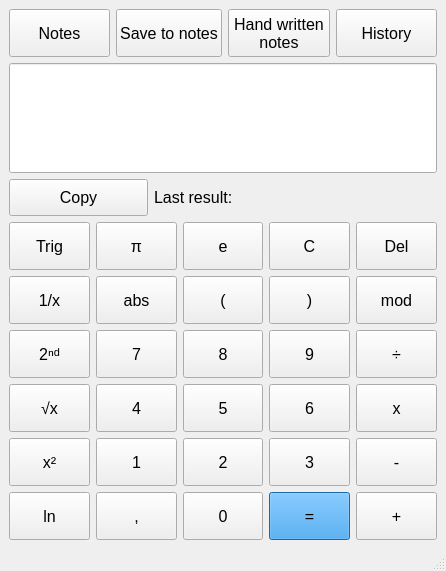
Before: the Qt Designer form calculator.ui in danielczinege/Calculator_with_notes, drawn with Qt 5.
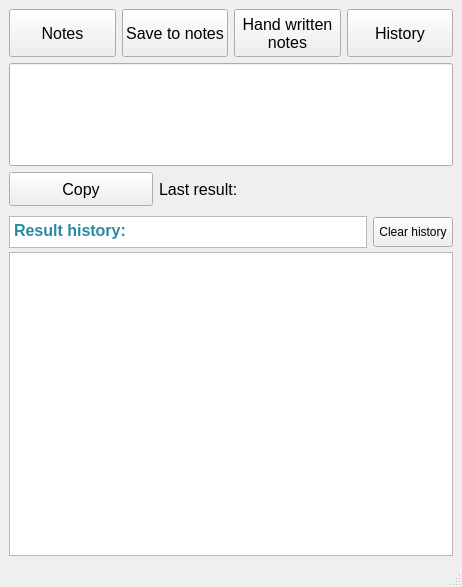
After: the same form once the commit is applied. The open tabs and pages were chosen to show the change.

Commit message: Started working on calculation history.

Diff of the .ui file:
```diff
--- a/calculator.ui
+++ b/calculator.ui
@@ -6,8 +6,8 @@
    <rect>
     <x>0</x>
     <y>0</y>
-    <width>446</width>
-    <height>571</height>
+    <width>462</width>
+    <height>587</height>
    </rect>
   </property>
   <property name="sizePolicy">
@@ -22,7 +22,7 @@
   <widget class="QWidget" name="centralwidget">
    <layout class="QGridLayout" name="gridLayout_2">
     <item row="0" column="0">
-     <layout class="QVBoxLayout" name="verticalLayout" stretch="1,3,1,6">
+     <layout class="QVBoxLayout" name="verticalLayout" stretch="1,3,1,10">
       <item>
        <layout class="QHBoxLayout" name="horizontalLayout_2" stretch="1,1,1,1">
         <item>
@@ -217,7 +217,24 @@
        </layout>
       </item>
       <item>
+       <widget class="QStackedWidget" name="history_panel">
+        <property name="currentIndex">
+         <number>0</number>
+        </property>
+        <widget class="QWidget" name="Page1">
        <layout class="QGridLayout" name="gridLayout">
+          <property name="leftMargin">
+           <number>0</number>
+          </property>
+          <property name="topMargin">
+           <number>0</number>
+          </property>
+          <property name="rightMargin">
+           <number>0</number>
+          </property>
+          <property name="bottomMargin">
+           <number>0</number>
+          </property>
         <item row="4" column="1">
          <widget class="QPushButton" name="four_button">
           <property name="sizePolicy">
@@ -938,6 +955,117 @@
          </widget>
         </item>
        </layout>
+        </widget>
+        <widget class="QWidget" name="history_page">
+         <layout class="QVBoxLayout" name="verticalLayout_2">
+          <property name="spacing">
+           <number>0</number>
+          </property>
+          <property name="leftMargin">
+           <number>0</number>
+          </property>
+          <property name="topMargin">
+           <number>0</number>
+          </property>
+          <property name="rightMargin">
+           <number>0</number>
+          </property>
+          <property name="bottomMargin">
+           <number>0</number>
+          </property>
+          <item>
+           <layout class="QGridLayout" name="gridLayout_9" rowstretch="0,20,0">
+            <property name="leftMargin">
+             <number>0</number>
+            </property>
+            <property name="spacing">
+             <number>0</number>
+            </property>
+            <item row="2" column="0">
+             <widget class="QTextBrowser" name="textBrowser">
+              <property name="html">
+               <string>&lt;!DOCTYPE HTML PUBLIC &quot;-//W3C//DTD HTML 4.0//EN&quot; &quot;http://www.w3.org/TR/REC-html40/strict.dtd&quot;&gt;
+&lt;html&gt;&lt;head&gt;&lt;meta name=&quot;qrichtext&quot; content=&quot;1&quot; /&gt;&lt;meta charset=&quot;utf-8&quot; /&gt;&lt;style type=&quot;text/css&quot;&gt;
+p, li { white-space: pre-wrap; }
+hr { height: 1px; border-width: 0; }
+li.unchecked::marker { content: &quot;\2610&quot;; }
+li.checked::marker { content: &quot;\2612&quot;; }
+&lt;/style&gt;&lt;/head&gt;&lt;body style=&quot; font-family:'Segoe UI'; font-size:9pt; font-weight:400; font-style:normal;&quot;&gt;
+&lt;p style=&quot;-qt-paragraph-type:empty; margin-top:0px; margin-bottom:0px; margin-left:0px; margin-right:0px; -qt-block-indent:0; text-indent:0px;&quot;&gt;&lt;br /&gt;&lt;/p&gt;&lt;/body&gt;&lt;/html&gt;</string>
+              </property>
+             </widget>
+            </item>
+            <item row="1" column="0">
+             <widget class="QWidget" name="horizontalWidget" native="true">
+              <property name="sizePolicy">
+               <sizepolicy hsizetype="Minimum" vsizetype="Minimum">
+                <horstretch>0</horstretch>
+                <verstretch>0</verstretch>
+               </sizepolicy>
+              </property>
+              <property name="maximumSize">
+               <size>
+                <width>16777215</width>
+                <height>40</height>
+               </size>
+              </property>
+              <layout class="QHBoxLayout" name="horizontalLayout_8">
+               <property name="spacing">
+                <number>6</number>
+               </property>
+               <property name="leftMargin">
+                <number>0</number>
+               </property>
+               <property name="topMargin">
+                <number>0</number>
+               </property>
+               <property name="rightMargin">
+                <number>0</number>
+               </property>
+               <property name="bottomMargin">
+                <number>0</number>
+               </property>
+               <item>
+                <widget class="QTextBrowser" name="textBrowser_2">
+                 <property name="maximumSize">
+                  <size>
+                   <width>16777215</width>
+                   <height>32</height>
+                  </size>
+                 </property>
+                 <property name="html">
+                  <string>&lt;!DOCTYPE HTML PUBLIC &quot;-//W3C//DTD HTML 4.0//EN&quot; &quot;http://www.w3.org/TR/REC-html40/strict.dtd&quot;&gt;
+&lt;html&gt;&lt;head&gt;&lt;meta name=&quot;qrichtext&quot; content=&quot;1&quot; /&gt;&lt;meta charset=&quot;utf-8&quot; /&gt;&lt;style type=&quot;text/css&quot;&gt;
+p, li { white-space: pre-wrap; }
+hr { height: 1px; border-width: 0; }
+li.unchecked::marker { content: &quot;\2610&quot;; }
+li.checked::marker { content: &quot;\2612&quot;; }
+&lt;/style&gt;&lt;/head&gt;&lt;body style=&quot; font-family:'Segoe UI'; font-size:9pt; font-weight:400; font-style:normal;&quot;&gt;
+&lt;p style=&quot; margin-top:0px; margin-bottom:0px; margin-left:0px; margin-right:0px; -qt-block-indent:0; text-indent:0px;&quot;&gt;&lt;span style=&quot; font-size:12pt; font-weight:700; color:#288ba6;&quot;&gt;Result history:&lt;/span&gt;&lt;/p&gt;&lt;/body&gt;&lt;/html&gt;</string>
+                 </property>
+                </widget>
+               </item>
+               <item>
+                <widget class="QPushButton" name="clear_history_button">
+                 <property name="minimumSize">
+                  <size>
+                   <width>0</width>
+                   <height>30</height>
+                  </size>
+                 </property>
+                 <property name="text">
+                  <string>Clear history</string>
+                 </property>
+                </widget>
+               </item>
+              </layout>
+             </widget>
+            </item>
+           </layout>
+          </item>
+         </layout>
+        </widget>
+       </widget>
       </item>
      </layout>
     </item>
```
Left out of the diff: 2 changed lines with no effect on the pictures. Lines whose indentation alone changed are shown as unchanged. The commit also changes 2 other files.
